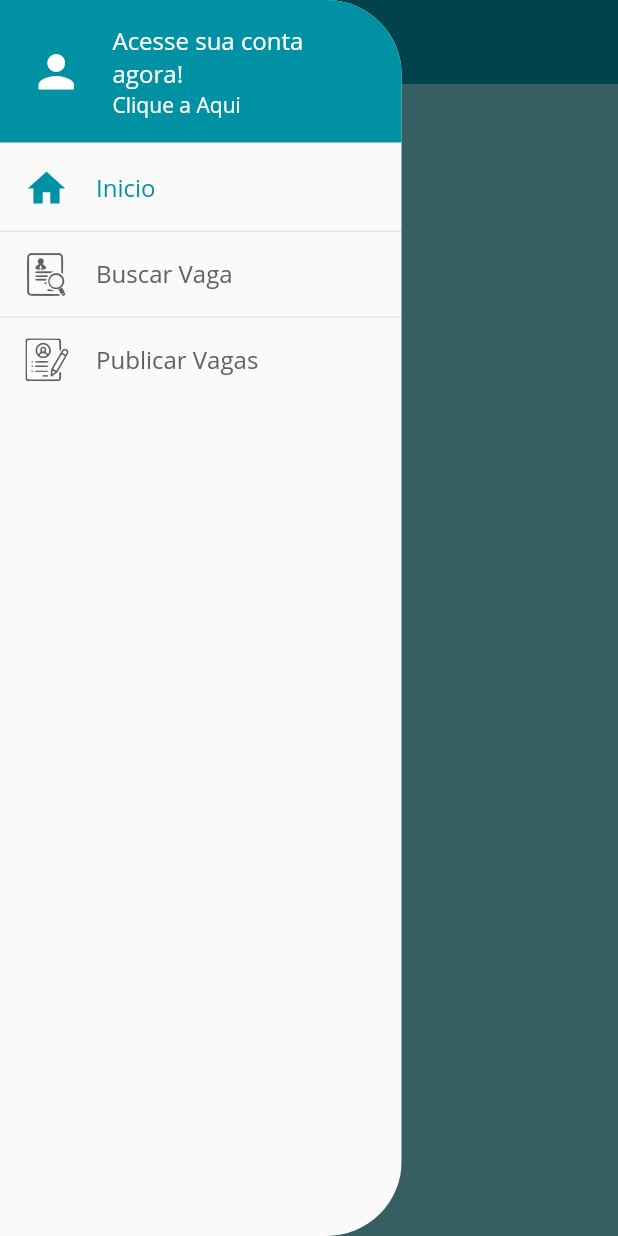
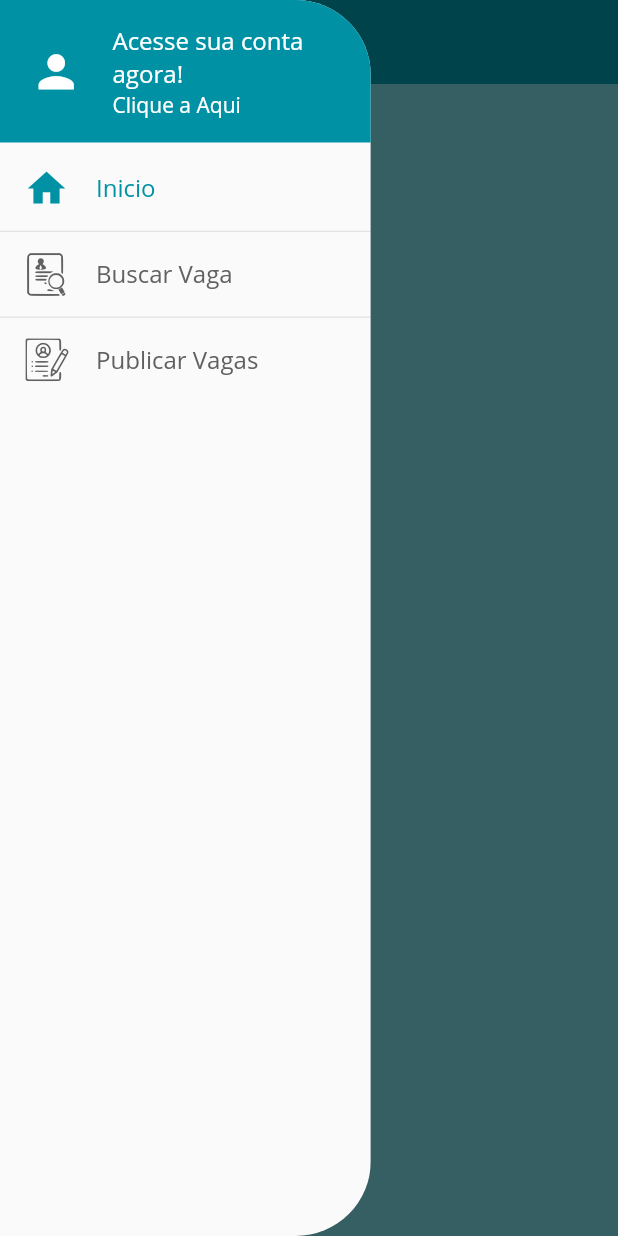
Before and after one commit to NylRJ/VenturaHR, a Flutter app: the screen it shows after launch, with the side drawer open, on a phone screen of 412 x 824 dp. Run offline on Flutter 3.47's test engine with Material 2 defaults, Android fonts, the phone set to English and light mode, and no system bars; our stand-ins replace after_layout, cloud_firestore, firebase_auth, flutter_svg, parse_server_sdk; accounts and stored records are empty; project files that could hold a hidden picture were left out.

Commit message:
Correcao Layout repnsivo do modo Tablet CustomDrawer

```diff
--- a/ventura_rh/lib/common/components/custom_drawer/custom_drawer.dart
+++ b/ventura_rh/lib/common/components/custom_drawer/custom_drawer.dart
@@ -1,20 +1,24 @@
 import 'package:flutter/material.dart';
 import 'package:ventura_rh/common/components/custom_drawer/drawer_tile.dart';
 import 'package:ventura_rh/common/components/custom_drawer/page_header.dart';
+import 'package:ventura_rh/utils/responsive.dart';
 
 import 'custom_drawer_header.dart';
 
 class CustomDrawer extends StatelessWidget {
   @override
   Widget build(BuildContext context) {
+    final Responsive responsive = Responsive.of(context);
+    final bool isTablet = MediaQuery.of(context).size.shortestSide >= 600;
+
     return ClipRRect(
       borderRadius: const BorderRadius.horizontal(right:  Radius.circular(50)),
       child: SizedBox(
-        width: MediaQuery.of(context).size.width * 0.65,
+        width: isTablet? MediaQuery.of(context).size.width * 0.50:MediaQuery.of(context).size.width * 0.60,
         child: Drawer(
           child: ListView(
             children: <Widget>[
-              PageHeader(),
+              PageHeader(isTablet: isTablet,),
               const SizedBox(height: 10,),
               const DrawerTile(
                 iconData: Icons.home,
--- a/ventura_rh/lib/common/components/custom_drawer/page_header.dart
+++ b/ventura_rh/lib/common/components/custom_drawer/page_header.dart
@@ -3,16 +3,22 @@ import 'package:ventura_rh/models/page_manager.dart';
 import 'package:provider/provider.dart';
 
 class PageHeader extends StatelessWidget {
+
+  final bool isTablet ;
+
+  const PageHeader({Key key, this.isTablet}) : super(key: key);
+
+
   @override
   Widget build(BuildContext context) {
     return Container(
       color: Theme.of(context).primaryColor,
-      height: 95,
+      height: isTablet? 200:95,
       padding: const EdgeInsets.symmetric(horizontal: 20) ,
 
       child: Row(
         children: [
-          const Icon(Icons.person, color: Colors.white,size: 35,),
+           Icon(Icons.person, color: Colors.white,size:isTablet? 75:35,),
           const SizedBox(width: 20,),
           Expanded(
             child: Column(
@@ -22,7 +28,7 @@ class PageHeader extends StatelessWidget {
                 Text('Acesse sua conta agora!',
                   style: TextStyle(
                     color: Colors.white,
-                    fontSize: 16,
+                    fontSize: isTablet? 22:16,
                     fontWeight: FontWeight.w500
                   ),
 
@@ -39,7 +45,7 @@ class PageHeader extends StatelessWidget {
                   child: Text('Clique a Aqui',
                     style: TextStyle(
                         color: Colors.white,
-                        fontSize: 14,
+                        fontSize: isTablet? 18:14,
                         fontWeight: FontWeight.w400
 
                   ),
--- a/ventura_rh/lib/models/vaga/vaga_manager.dart
+++ b/ventura_rh/lib/models/vaga/vaga_manager.dart
@@ -13,6 +13,7 @@ class VagaManager extends ChangeNotifier{
   final Firestore firestore = Firestore.instance;
 
   List<Vaga> allVagas = [];
+
   String _search = '';
 String  get search => _search;
 
--- a/ventura_rh/lib/screens/base/base_screen.dart
+++ b/ventura_rh/lib/screens/base/base_screen.dart
@@ -21,14 +21,7 @@ class BaseScreen extends StatelessWidget {
           Scaffold(
             drawer: CustomDrawer(),
             appBar: AppBar(
-              title: const Text('Buscar Vagas'),
-              centerTitle: true,
-            ),
-          ),
-          Scaffold(
-            drawer: CustomDrawer(),
-            appBar: AppBar(
-              title: Text('Editar Vagas'),
+              title: const Text('Publicar Vagas'),
               centerTitle: true,
             ),
           ),
--- a/ventura_rh/lib/screens/home/home_screen.dart
+++ b/ventura_rh/lib/screens/home/home_screen.dart
@@ -1,15 +1,35 @@
 import 'package:flutter/material.dart';
 import 'package:ventura_rh/common/components/custom_drawer/custom_drawer.dart';
+import 'package:provider/provider.dart';
+import 'package:ventura_rh/models/vaga/vaga_manager.dart';
 
+import 'package:ventura_rh/screens/vaga/components/vaga_list_tile.dart';
 class HomeScreen extends StatelessWidget {
   @override
   Widget build(BuildContext context) {
     return  Scaffold(
-        drawer: CustomDrawer(),
-    appBar: AppBar(
-    title: Text('Inicio'),
-    centerTitle: true,
-    ),
+      drawer: CustomDrawer(),
+      appBar: AppBar(
+        title: Text('Inicio'),
+        centerTitle: true,
+      ),
+      body: Consumer<VagaManager>(
+        builder: (_, vagaManager, __) {
+          final filteredVagas = vagaManager.filteredVagas;
+          return ListView.builder(
+              padding: EdgeInsets.all(4),
+              itemCount: filteredVagas.length,
+              itemBuilder: (_, index) {
+                return LimitedBox(
+                  maxHeight: 150,
+
+                  child: VagaListTile(
+                    vaga: filteredVagas[index],
+                  ),
+                );
+              });
+        },
+      ),
     );
   }
 }
--- a/ventura_rh/lib/screens/login/components/login_page_form.dart
+++ b/ventura_rh/lib/screens/login/components/login_page_form.dart
@@ -15,7 +15,7 @@ import 'input_text_login.dart';
 class LoginPageForm extends StatefulWidget {
   final VoidCallback onGoToRegister, onGoToForgotPassword;
 
-  LoginPageForm(
+  const LoginPageForm(
       {Key key,
       @required this.onGoToRegister,
       @required this.onGoToForgotPassword})
@@ -62,7 +62,6 @@ class _LoginPageFormState extends State<LoginPageForm> {
             Scaffold.of(context).showSnackBar(snac);
           });
     } else {
-
 
 
       var msg = CupertinoAlertDialog(
--- a/ventura_rh/lib/widgets/icon_container.dart
+++ b/ventura_rh/lib/widgets/icon_container.dart
@@ -12,8 +12,8 @@ class IconContainer extends StatelessWidget {
   Widget build(BuildContext context) {
     final Responsive respansive = Responsive.of(context);
     return Container(
-      width: respansive.ip(10),
-      height: respansive.ip(10),
+      width: respansive.ip(15),
+      height: respansive.ip(15),
       decoration: BoxDecoration(
           color: Colors.white,
           borderRadius: BorderRadius.circular(size * 0.1),
```
Also changed, not shown: ventura_rh/lib/screens/login/components/register_form.dart (+11 -1 lines), ventura_rh/lib/screens/login/login_page.dart (+3 -25 lines), ventura_rh/lib/screens/vaga/components/vaga_list_tile.dart (+9 -46 lines).
